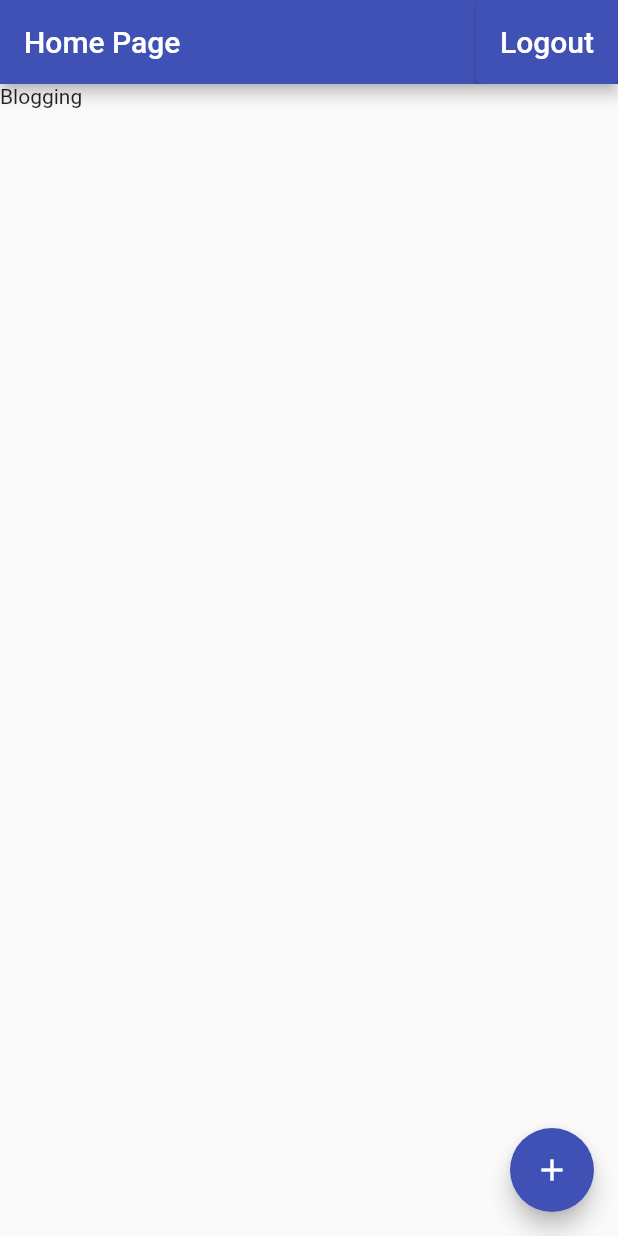
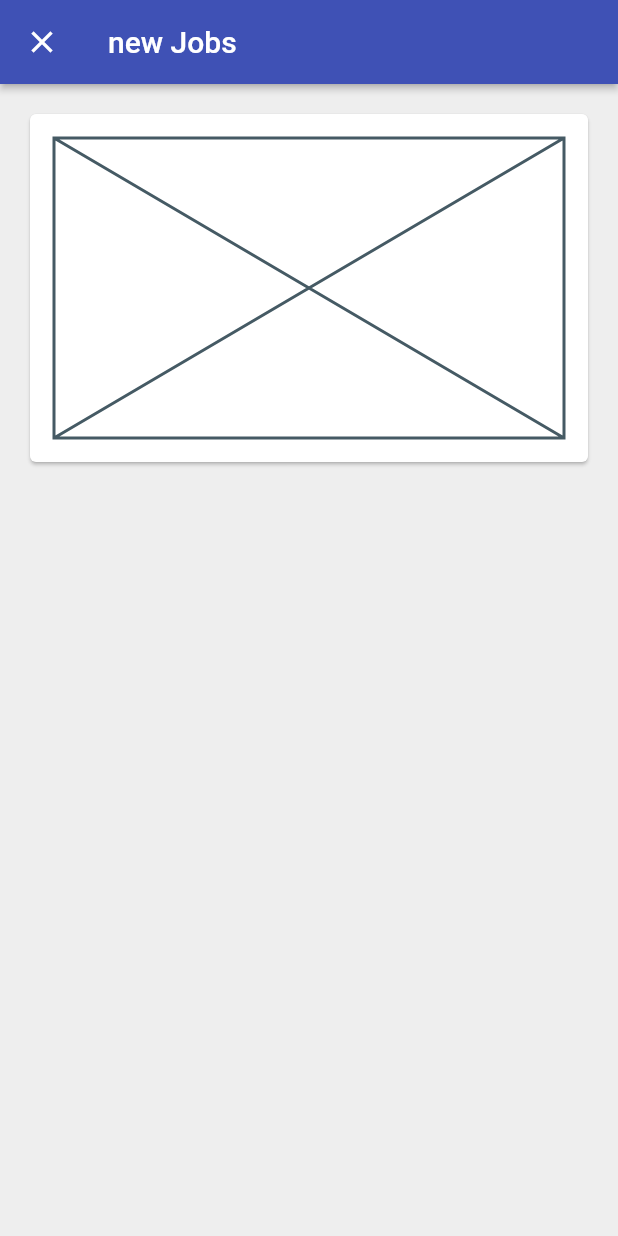
Before and after one commit to baosphoa0403/flutter-demo, a Flutter app: the screen it shows once a user with an empty profile is signed in, after a tap on the "add" icon, on a phone screen of 412 x 824 dp. Run offline on Flutter 3.47's test engine with Material 2 defaults, Android fonts, the phone set to English and light mode, and no system bars; our stand-ins replace cloud_firestore, firebase_auth, firebase_core, google_sign_in; missing offline and left inert: flutter_facebook_auth; accounts and stored records are empty.

Commit message:
demo layput

```diff
--- a/lib/app.sign_in/landing.page.dart
+++ b/lib/app.sign_in/landing.page.dart
@@ -1,4 +1,4 @@
-import 'package:demoflutter/home/jobs_page.dart';
+import 'package:demoflutter/home/jobs/jobs_page.dart';
 import 'package:demoflutter/app.sign_in/sign_in.dart';
 import 'package:demoflutter/service/auth.dart';
 import 'package:demoflutter/service/database.dart';
--- /dev/null
+++ b/lib/home/jobs/add_job_page.dart
@@ -0,0 +1,42 @@
+import 'package:flutter/material.dart';
+
+class AddJobPage extends StatefulWidget {
+  const AddJobPage({Key? key}) : super(key: key);
+  static Future<void> show(BuildContext context) async {
+    await Navigator.of(context).push(MaterialPageRoute(
+        builder: (context) => AddJobPage(), fullscreenDialog: true));
+  }
+
+  @override
+  _AddJobPageState createState() => _AddJobPageState();
+}
+
+class _AddJobPageState extends State<AddJobPage> {
+  @override
+  Widget build(BuildContext context) {
+    return Scaffold(
+      appBar: AppBar(
+        elevation: 2.0,
+        title: const Text("new Jobs"),
+      ),
+      body: _builContent(),
+      backgroundColor: Colors.grey[200],
+    );
+  }
+
+  Widget _builContent() {
+    return const SingleChildScrollView(
+      child: Padding(
+        padding: EdgeInsets.all(16.0),
+        child: Card(
+          child: Padding(
+            padding: EdgeInsets.all(16.0),
+            child: Placeholder(
+              fallbackHeight: 200,
+            ),
+          ),
+        ),
+      ),
+    );
+  }
+}
--- a/lib/home/jobs_page.dart
+++ b/lib/home/jobs/jobs_page.dart
@@ -1,5 +1,6 @@
 import 'package:cloud_firestore/cloud_firestore.dart';
 import 'package:demoflutter/common_widgets/show_alert_dialog.dart';
+import 'package:demoflutter/home/jobs/add_job_page.dart';
 import 'package:demoflutter/home/models/job.dart';
 import 'package:demoflutter/service/auth.dart';
 import 'package:demoflutter/service/database.dart';
@@ -46,7 +47,7 @@ class JopsPage extends StatelessWidget {
     // database.readJobs();
     return Scaffold(
       appBar: AppBar(
-        title: Text("Home Page"),
+        title: const Text("Home Page"),
         actions: <Widget>[
           ElevatedButton(
               onPressed: () => confirmSignOut(context),
@@ -60,7 +61,7 @@ class JopsPage extends StatelessWidget {
       // ignore: prefer_const_constructors
       floatingActionButton: FloatingActionButton(
         child: const Icon(Icons.add),
-        onPressed: () => _createJob(context),
+        onPressed: () => AddJobPage.show(context),
       ),
     );
   }
```
